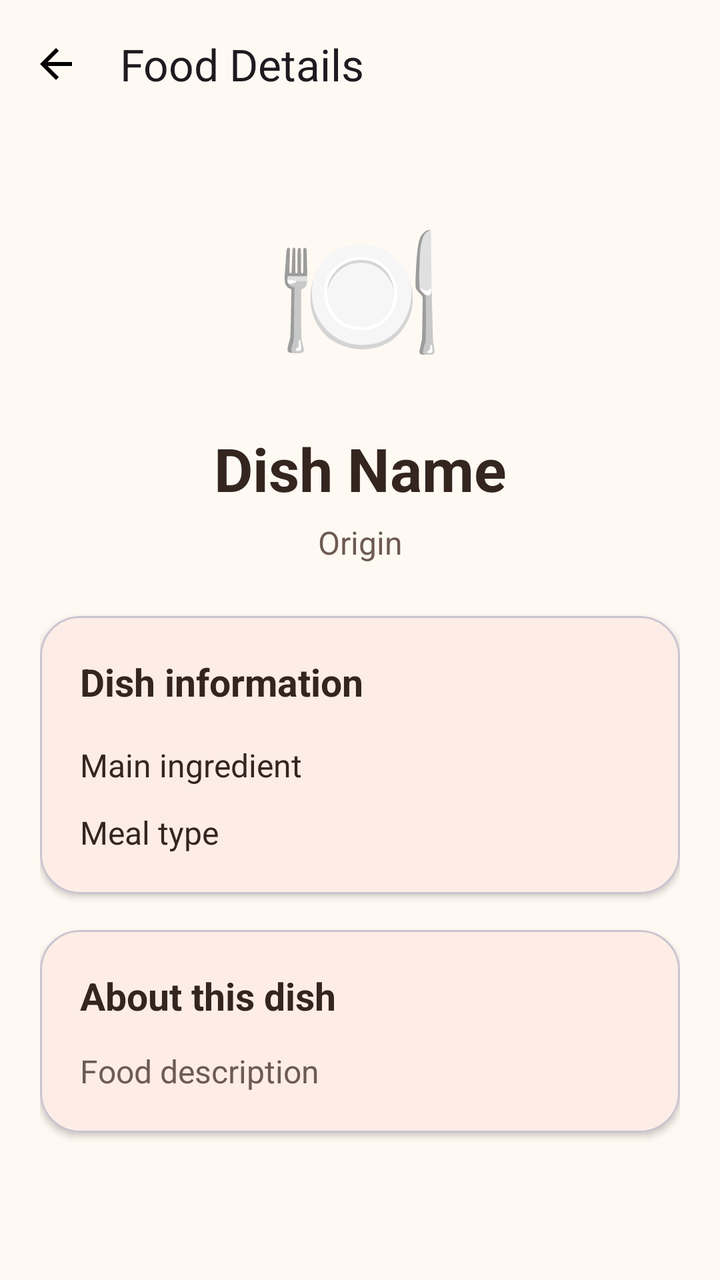
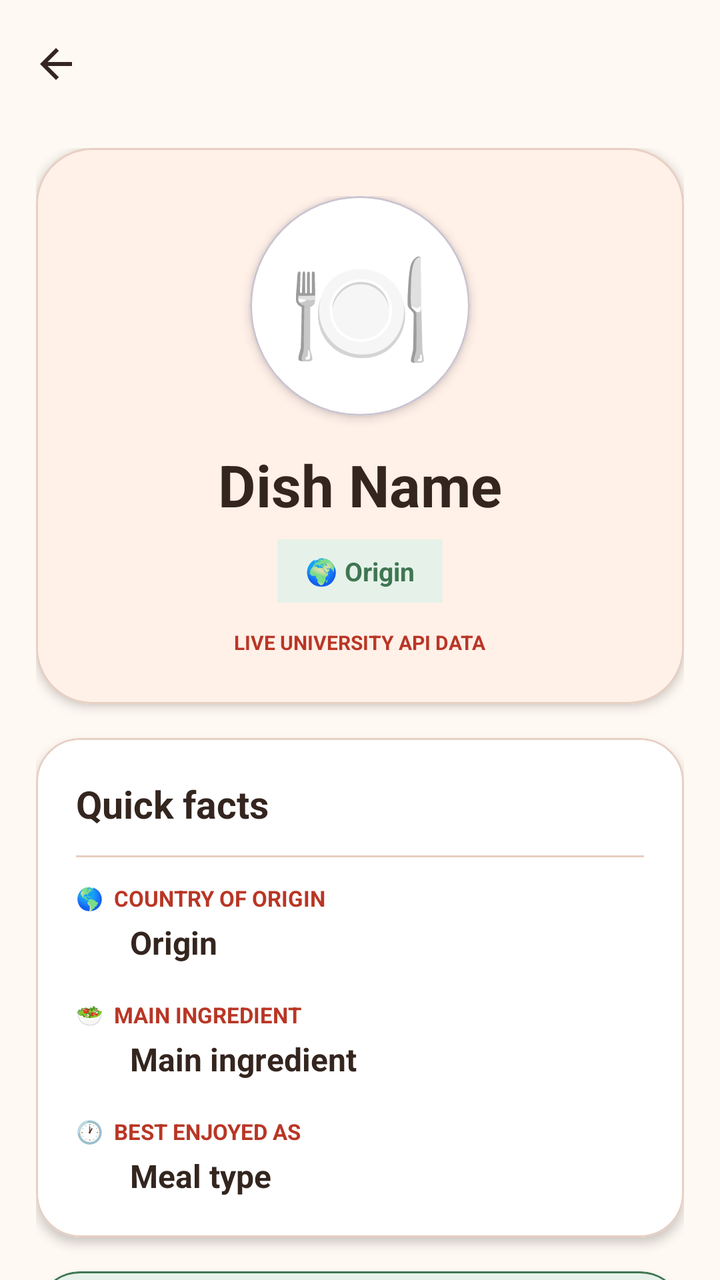

Compare the two renders of this Android layout. The source of the first and the diff that turns it into the second are given below.
<!-- AndroidManifest.xml: application theme Theme.S8156519Assignment2 -->
<!-- res/layout/fragment_details.xml -->
<?xml version="1.0" encoding="utf-8"?>
<androidx.constraintlayout.widget.ConstraintLayout
    xmlns:android="http://schemas.android.com/apk/res/android"
    xmlns:app="http://schemas.android.com/apk/res-auto"
    android:layout_width="match_parent"
    android:layout_height="match_parent"
    android:background="?attr/colorSurface">

    <com.google.android.material.appbar.MaterialToolbar
        android:id="@+id/detailsToolbar"
        android:layout_width="0dp"
        android:layout_height="wrap_content"
        android:background="?attr/colorSurface"
        android:minHeight="?attr/actionBarSize"
        app:layout_constraintEnd_toEndOf="parent"
        app:layout_constraintStart_toStartOf="parent"
        app:layout_constraintTop_toTopOf="parent"
        app:navigationIcon="@drawable/ic_arrow_back"
        app:title="Food Details" />

    <androidx.core.widget.NestedScrollView
        android:layout_width="0dp"
        android:layout_height="0dp"
        android:clipToPadding="false"
        android:fillViewport="true"
        app:layout_constraintBottom_toBottomOf="parent"
        app:layout_constraintEnd_toEndOf="parent"
        app:layout_constraintStart_toStartOf="parent"
        app:layout_constraintTop_toBottomOf="@id/detailsToolbar">

        <LinearLayout
            android:layout_width="match_parent"
            android:layout_height="wrap_content"
            android:orientation="vertical"
            android:paddingStart="20dp"
            android:paddingTop="20dp"
            android:paddingEnd="20dp"
            android:paddingBottom="32dp">

            <TextView
                android:id="@+id/detailsFoodIconText"
                android:layout_width="match_parent"
                android:layout_height="120dp"
                android:gravity="center"
                android:text="🍽️"
                android:textSize="68sp"
                android:contentDescription="Selected food illustration" />

            <TextView
                android:id="@+id/detailsDishNameText"
                android:layout_width="match_parent"
                android:layout_height="wrap_content"
                android:layout_marginTop="10dp"
                android:gravity="center"
                android:text="Dish Name"
                android:textColor="?attr/colorOnSurface"
                android:textSize="30sp"
                android:textStyle="bold" />

            <TextView
                android:id="@+id/detailsOriginText"
                android:layout_width="match_parent"
                android:layout_height="wrap_content"
                android:layout_marginTop="6dp"
                android:gravity="center"
                android:text="Origin"
                android:textColor="?attr/colorOnSurfaceVariant"
                android:textSize="16sp" />

            <com.google.android.material.card.MaterialCardView
                android:layout_width="match_parent"
                android:layout_height="wrap_content"
                android:layout_marginTop="26dp"
                app:cardCornerRadius="20dp"
                app:cardElevation="2dp"
                app:contentPadding="20dp">

                <LinearLayout
                    android:layout_width="match_parent"
                    android:layout_height="wrap_content"
                    android:orientation="vertical">

                    <TextView
                        android:layout_width="wrap_content"
                        android:layout_height="wrap_content"
                        android:text="Dish information"
                        android:textColor="?attr/colorOnSurface"
                        android:textSize="19sp"
                        android:textStyle="bold" />

                    <TextView
                        android:id="@+id/detailsIngredientText"
                        android:layout_width="match_parent"
                        android:layout_height="wrap_content"
                        android:layout_marginTop="18dp"
                        android:text="Main ingredient"
                        android:textColor="?attr/colorOnSurface"
                        android:textSize="16sp" />

                    <TextView
                        android:id="@+id/detailsMealTypeText"
                        android:layout_width="match_parent"
                        android:layout_height="wrap_content"
                        android:layout_marginTop="12dp"
                        android:text="Meal type"
                        android:textColor="?attr/colorOnSurface"
                        android:textSize="16sp" />

                </LinearLayout>

            </com.google.android.material.card.MaterialCardView>

            <com.google.android.material.card.MaterialCardView
                android:layout_width="match_parent"
                android:layout_height="wrap_content"
                android:layout_marginTop="18dp"
                app:cardCornerRadius="20dp"
                app:cardElevation="2dp"
                app:contentPadding="20dp">

                <LinearLayout
                    android:layout_width="match_parent"
                    android:layout_height="wrap_content"
                    android:orientation="vertical">

                    <TextView
                        android:layout_width="wrap_content"
                        android:layout_height="wrap_content"
                        android:text="About this dish"
                        android:textColor="?attr/colorOnSurface"
                        android:textSize="19sp"
                        android:textStyle="bold" />

                    <TextView
                        android:id="@+id/detailsDescriptionText"
                        android:layout_width="match_parent"
                        android:layout_height="wrap_content"
                        android:layout_marginTop="14dp"
                        android:lineSpacingExtra="4dp"
                        android:text="Food description"
                        android:textColor="?attr/colorOnSurfaceVariant"
                        android:textSize="16sp" />

                </LinearLayout>

            </com.google.android.material.card.MaterialCardView>

        </LinearLayout>

    </androidx.core.widget.NestedScrollView>

</androidx.constraintlayout.widget.ConstraintLayout>
<!-- resources referenced by this layout -->
<resources>
  <!-- drawable ic_arrow_back (drawable) -->
  <vector xmlns:android="http://schemas.android.com/apk/res/android" android:autoMirrored="true" android:height="24dp" android:tint="#000000" android:viewportHeight="960" android:viewportWidth="960" android:width="24dp">
        
      <path android:fillColor="@android:color/white" android:pathData="M313,520L537,744L480,800L160,480L480,160L537,216L313,440L800,440L800,520L313,520Z"/>
      
  </vector>
  <style name="Theme.S8156519Assignment2" parent="Theme.Material3.Light.NoActionBar">
  
          
          <item name="colorPrimary">@color/food_orange</item>
          <item name="colorOnPrimary">@color/food_white</item>
          <item name="colorPrimaryContainer">@color/food_peach</item>
          <item name="colorOnPrimaryContainer">@color/food_brown</item>
  
          
          <item name="colorSecondary">@color/food_green</item>
          <item name="colorOnSecondary">@color/food_white</item>
          <item name="colorSecondaryContainer">@color/food_green_light</item>
          <item name="colorOnSecondaryContainer">@color/food_brown</item>
  
          
          <item name="android:colorBackground">@color/food_cream</item>
          <item name="colorSurface">@color/food_cream</item>
          <item name="colorOnSurface">@color/food_brown</item>
          <item name="colorSurfaceVariant">@color/food_peach</item>
          <item name="colorOnSurfaceVariant">@color/food_brown_light</item>
          <item name="colorOutline">@color/food_border</item>
  
          
          <item name="android:statusBarColor">@color/food_cream</item>
          <item name="android:navigationBarColor">@color/food_cream</item>
          <item name="android:windowLightStatusBar">true</item>
  
      </style>
  <color name="food_orange">#E85D3F</color>
  <color name="food_white">#FFFFFF</color>
  <color name="food_peach">#FFF0E8</color>
  <color name="food_brown">#34251F</color>
  <color name="food_green">#3F7652</color>
  <color name="food_green_light">#E6F2E9</color>
  <color name="food_cream">#FFF9F3</color>
  <color name="food_brown_light">#6D5A51</color>
  <color name="food_border">#E7CFC3</color>
</resources>

<!-- the commit's change to res/layout/fragment_details.xml (unified diff, before → after) -->
@@ -1,152 +1,294 @@
 <?xml version="1.0" encoding="utf-8"?>
-<androidx.constraintlayout.widget.ConstraintLayout
+<LinearLayout
     xmlns:android="http://schemas.android.com/apk/res/android"
     xmlns:app="http://schemas.android.com/apk/res-auto"
     android:layout_width="match_parent"
     android:layout_height="match_parent"
-    android:background="?attr/colorSurface">
+    android:background="@color/food_cream"
+    android:orientation="vertical">
 
     <com.google.android.material.appbar.MaterialToolbar
         android:id="@+id/detailsToolbar"
-        android:layout_width="0dp"
-        android:layout_height="wrap_content"
-        android:background="?attr/colorSurface"
-        android:minHeight="?attr/actionBarSize"
-        app:layout_constraintEnd_toEndOf="parent"
-        app:layout_constraintStart_toStartOf="parent"
-        app:layout_constraintTop_toTopOf="parent"
+        android:layout_width="match_parent"
+        android:layout_height="?attr/actionBarSize"
+        android:background="@color/food_cream"
+        android:title="Dish Details"
+        android:titleTextColor="@color/food_brown"
         app:navigationIcon="@drawable/ic_arrow_back"
-        app:title="Food Details" />
+        app:navigationIconTint="@color/food_brown" />
 
     <androidx.core.widget.NestedScrollView
-        android:layout_width="0dp"
+        android:layout_width="match_parent"
         android:layout_height="0dp"
-        android:clipToPadding="false"
-        android:fillViewport="true"
-        app:layout_constraintBottom_toBottomOf="parent"
-        app:layout_constraintEnd_toEndOf="parent"
-        app:layout_constraintStart_toStartOf="parent"
-        app:layout_constraintTop_toBottomOf="@id/detailsToolbar">
+        android:layout_weight="1"
+        android:fillViewport="true">
 
         <LinearLayout
             android:layout_width="match_parent"
             android:layout_height="wrap_content"
+            android:gravity="center_horizontal"
             android:orientation="vertical"
-            android:paddingStart="20dp"
-            android:paddingTop="20dp"
-            android:paddingEnd="20dp"
-            android:paddingBottom="32dp">
-
-            <TextView
-                android:id="@+id/detailsFoodIconText"
-                android:layout_width="match_parent"
-                android:layout_height="120dp"
-                android:gravity="center"
-                android:text="🍽️"
-                android:textSize="68sp"
-                android:contentDescription="Selected food illustration" />
-
-            <TextView
-                android:id="@+id/detailsDishNameText"
-                android:layout_width="match_parent"
-                android:layout_height="wrap_content"
-                android:layout_marginTop="10dp"
-                android:gravity="center"
-                android:text="Dish Name"
-                android:textColor="?attr/colorOnSurface"
-                android:textSize="30sp"
-                android:textStyle="bold" />
-
-            <TextView
-                android:id="@+id/detailsOriginText"
-                android:layout_width="match_parent"
-                android:layout_height="wrap_content"
-                android:layout_marginTop="6dp"
-                android:gravity="center"
-                android:text="Origin"
-                android:textColor="?attr/colorOnSurfaceVariant"
-                android:textSize="16sp" />
-
+            android:paddingStart="18dp"
+            android:paddingTop="10dp"
+            android:paddingEnd="18dp"
+            android:paddingBottom="28dp">
+
+            
             <com.google.android.material.card.MaterialCardView
                 android:layout_width="match_parent"
                 android:layout_height="wrap_content"
-                android:layout_marginTop="26dp"
-                app:cardCornerRadius="20dp"
-                app:cardElevation="2dp"
-                app:contentPadding="20dp">
+                app:cardBackgroundColor="@color/food_peach"
+                app:cardCornerRadius="28dp"
+                app:cardElevation="3dp"
+                app:strokeColor="@color/food_border"
+                app:strokeWidth="1dp">
 
                 <LinearLayout
                     android:layout_width="match_parent"
                     android:layout_height="wrap_content"
-                    android:orientation="vertical">
-
-                    <TextView
-                        android:layout_width="wrap_content"
-                        android:layout_height="wrap_content"
-                        android:text="Dish information"
-                        android:textColor="?attr/colorOnSurface"
-                        android:textSize="19sp"
-                        android:textStyle="bold" />
-
-                    <TextView
-                        android:id="@+id/detailsIngredientText"
-                        android:layout_width="match_parent"
-                        android:layout_height="wrap_content"
-                        android:layout_marginTop="18dp"
-                        android:text="Main ingredient"
-                        android:textColor="?attr/colorOnSurface"
-                        android:textSize="16sp" />
-
-                    <TextView
-                        android:id="@+id/detailsMealTypeText"
-                        android:layout_width="match_parent"
-                        android:layout_height="wrap_content"
-                        android:layout_marginTop="12dp"
-                        android:text="Meal type"
-                        android:textColor="?attr/colorOnSurface"
-                        android:textSize="16sp" />
+                    android:gravity="center"
+                    android:orientation="vertical"
+                    android:padding="24dp">
+
+                    <com.google.android.material.card.MaterialCardView
+                        android:layout_width="110dp"
+                        android:layout_height="110dp"
+                        app:cardBackgroundColor="@color/food_white"
+                        app:cardCornerRadius="55dp"
+                        app:cardElevation="3dp">
+
+                        <TextView
+                            android:id="@+id/foodIconText"
+                            android:layout_width="match_parent"
+                            android:layout_height="match_parent"
+                            android:gravity="center"
+                            android:text="🍽️"
+                            android:textSize="58sp" />
+
+                    </com.google.android.material.card.MaterialCardView>
+
+                    <TextView
+                        android:id="@+id/dishNameText"
+                        android:layout_width="match_parent"
+                        android:layout_height="wrap_content"
+                        android:layout_marginTop="15dp"
+                        android:gravity="center"
+                        android:text="Dish Name"
+                        android:textColor="@color/food_brown"
+                        android:textSize="29sp"
+                        android:textStyle="bold" />
+
+                    <TextView
+                        android:id="@+id/originHeaderText"
+                        android:layout_width="wrap_content"
+                        android:layout_height="wrap_content"
+                        android:layout_marginTop="8dp"
+                        android:background="@color/food_green_light"
+                        android:paddingStart="14dp"
+                        android:paddingTop="7dp"
+                        android:paddingEnd="14dp"
+                        android:paddingBottom="7dp"
+                        android:text="🌍 Origin"
+                        android:textColor="@color/food_green"
+                        android:textSize="13sp"
+                        android:textStyle="bold" />
+
+                    <TextView
+                        android:layout_width="wrap_content"
+                        android:layout_height="wrap_content"
+                        android:layout_marginTop="13dp"
+                        android:text="LIVE UNIVERSITY API DATA"
+                        android:textColor="@color/food_orange_dark"
+                        android:textSize="10sp"
+                        android:textStyle="bold" />
 
                 </LinearLayout>
 
             </com.google.android.material.card.MaterialCardView>
 
+            
             <com.google.android.material.card.MaterialCardView
                 android:layout_width="match_parent"
                 android:layout_height="wrap_content"
-                android:layout_marginTop="18dp"
-                app:cardCornerRadius="20dp"
-                app:cardElevation="2dp"
-                app:contentPadding="20dp">
+                android:layout_marginTop="17dp"
+                app:cardBackgroundColor="@color/food_white"
+                app:cardCornerRadius="22dp"
+                app:cardElevation="3dp"
+                app:strokeColor="@color/food_border"
+                app:strokeWidth="1dp">
 
                 <LinearLayout
                     android:layout_width="match_parent"
                     android:layout_height="wrap_content"
-                    android:orientation="vertical">
+                    android:orientation="vertical"
+                    android:padding="20dp">
+
+                    <TextView
+                        android:layout_width="wrap_content"
+                        android:layout_height="wrap_content"
+                        android:text="Quick facts"
+                        android:textColor="@color/food_brown"
+                        android:textSize="19sp"
+                        android:textStyle="bold" />
+
+                    <View
+                        android:layout_width="match_parent"
+                        android:layout_height="1dp"
+                        android:layout_marginTop="13dp"
+                        android:layout_marginBottom="13dp"
+                        android:background="@color/food_border" />
+
+                    <TextView
+                        android:layout_width="wrap_content"
+                        android:layout_height="wrap_content"
+                        android:text="🌎  COUNTRY OF ORIGIN"
+                        android:textColor="@color/food_orange_dark"
+                        android:textSize="11sp"
+                        android:textStyle="bold" />
+
+                    <TextView
+                        android:id="@+id/originText"
+                        android:layout_width="match_parent"
+                        android:layout_height="wrap_content"
+                        android:layout_marginStart="27dp"
+                        android:layout_marginTop="4dp"
+                        android:text="Origin"
+                        android:textColor="@color/food_brown"
+                        android:textSize="16sp"
+                        android:textStyle="bold" />
+
+                    <TextView
+                        android:layout_width="wrap_content"
+                        android:layout_height="wrap_content"
+                        android:layout_marginTop="18dp"
+                        android:text="🥗  MAIN INGREDIENT"
+                        android:textColor="@color/food_orange_dark"
+                        android:textSize="11sp"
+                        android:textStyle="bold" />
+
+                    <TextView
+                        android:id="@+id/mainIngredientText"
+                        android:layout_width="match_parent"
+                        android:layout_height="wrap_content"
+                        android:layout_marginStart="27dp"
+                        android:layout_marginTop="4dp"
+                        android:text="Main ingredient"
+                        android:textColor="@color/food_brown"
+                        android:textSize="16sp"
+                        android:textStyle="bold" />
+
+                    <TextView
+                        android:layout_width="wrap_content"
+                        android:layout_height="wrap_content"
+                        android:layout_marginTop="18dp"
+                        android:text="🕐  BEST ENJOYED AS"
+                        android:textColor="@color/food_orange_dark"
+                        android:textSize="11sp"
+                        android:textStyle="bold" />
+
+                    <TextView
+                        android:id="@+id/mealTypeText"
+                        android:layout_width="match_parent"
+                        android:layout_height="wrap_content"
+                        android:layout_marginStart="27dp"
+                        android:layout_marginTop="4dp"
+                        android:text="Meal type"
+                        android:textColor="@color/food_brown"
+                        android:textSize="16sp"
+                        android:textStyle="bold" />
+
+                </LinearLayout>
+
+            </com.google.android.material.card.MaterialCardView>
+
+            
+            <com.google.android.material.card.MaterialCardView
+                android:layout_width="match_parent"
+                android:layout_height="wrap_content"
+                android:layout_marginTop="17dp"
+                app:cardBackgroundColor="@color/food_green_light"
+                app:cardCornerRadius="22dp"
+                app:cardElevation="2dp"
+                app:strokeColor="@color/food_green"
+                app:strokeWidth="1dp">
+
+                <LinearLayout
+                    android:layout_width="match_parent"
+                    android:layout_height="wrap_content"
+                    android:orientation="vertical"
+                    android:padding="20dp">
 
                     <TextView
                         android:layout_width="wrap_content"
                         android:layout_height="wrap_content"
                         android:text="About this dish"
-                        android:textColor="?attr/colorOnSurface"
+                        android:textColor="@color/food_green"
                         android:textSize="19sp"
                         android:textStyle="bold" />
 
                     <TextView
-                        android:id="@+id/detailsDescriptionText"
-                        android:layout_width="match_parent"
-                        android:layout_height="wrap_content"
-                        android:layout_marginTop="14dp"
+                        android:id="@+id/descriptionText"
+                        android:layout_width="match_parent"
+                        android:layout_height="wrap_content"
+                        android:layout_marginTop="10dp"
                         android:lineSpacingExtra="4dp"
                         android:text="Food description"
-                        android:textColor="?attr/colorOnSurfaceVariant"
-                        android:textSize="16sp" />
+                        android:textColor="@color/food_brown"
+                        android:textSize="15sp" />
 
                 </LinearLayout>
 
             </com.google.android.material.card.MaterialCardView>
 
+            
+            <LinearLayout
+                android:layout_width="match_parent"
+                android:layout_height="wrap_content"
+                android:layout_marginTop="18dp"
+                android:orientation="horizontal">
+
+                <com.google.android.material.button.MaterialButton
+                    android:id="@+id/shareButton"
+                    android:layout_width="0dp"
+                    android:layout_height="54dp"
+                    android:layout_marginEnd="6dp"
+                    android:layout_weight="1"
+                    android:text="Share Dish"
+                    android:textAllCaps="false"
+                    android:textColor="@color/food_white"
+                    android:textStyle="bold"
+                    app:backgroundTint="@color/food_orange"
+                    app:cornerRadius="16dp" />
+
+                <com.google.android.material.button.MaterialButton
+                    android:id="@+id/copyButton"
+                    style="@style/Widget.Material3.Button.OutlinedButton"
+                    android:layout_width="0dp"
+                    android:layout_height="54dp"
+                    android:layout_marginStart="6dp"
+                    android:layout_weight="1"
+                    android:text="Copy Info"
+                    android:textAllCaps="false"
+                    android:textColor="@color/food_green"
+                    android:textStyle="bold"
+                    app:cornerRadius="16dp"
+                    app:strokeColor="@color/food_green" />
+
+            </LinearLayout>
+
+            <com.google.android.material.button.MaterialButton
+                android:id="@+id/returnButton"
+                style="@style/Widget.Material3.Button.TextButton"
+                android:layout_width="match_parent"
+                android:layout_height="52dp"
+                android:layout_marginTop="8dp"
+                android:text="←  Return to Food List"
+                android:textAllCaps="false"
+                android:textColor="@color/food_orange_dark"
+                android:textStyle="bold" />
+
         </LinearLayout>
 
     </androidx.core.widget.NestedScrollView>
 
-</androidx.constraintlayout.widget.ConstraintLayout>
+</LinearLayout>
<!-- resource entries referenced after the edit -->
@@ -35,6 +35,7 @@
   
       </style>
   <color name="food_orange">#E85D3F</color>
+  <color name="food_orange_dark">#B93625</color>
   <color name="food_white">#FFFFFF</color>
   <color name="food_peach">#FFF0E8</color>
   <color name="food_brown">#34251F</color>
